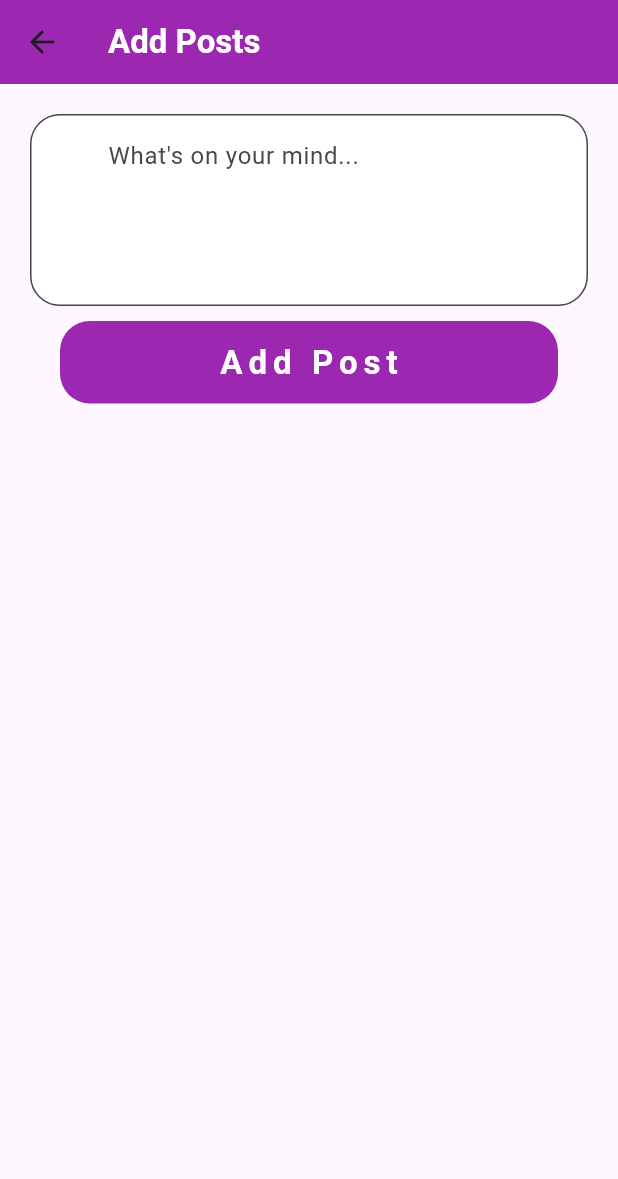
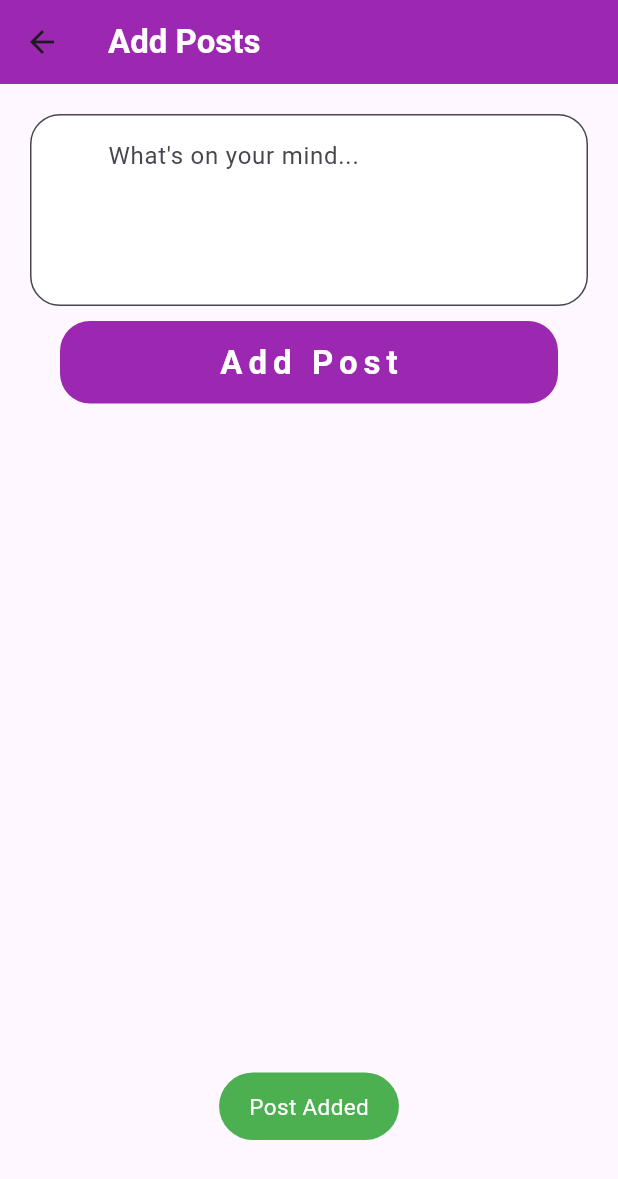
Before and after one commit to Mahin008/social_media_app, a Flutter app: the AddPosts screen opened directly, after a tap on "Add Post", on a phone screen of 412 x 824 dp. Shown: the top 1179 px of the screen. Run offline on Flutter 3.47's test engine with Material 3 defaults, Android fonts, the phone set to English and light mode, and no system bars; our stand-ins replace firebase_auth, firebase_core, firebase_database, toast; accounts and stored records are empty; network calls fail.

Commit message:
customized button, color can be choosen for button, added circular progress indicator

```diff
--- a/lib/components/custom_button.dart
+++ b/lib/components/custom_button.dart
@@ -3,7 +3,8 @@ class CustomButton extends StatelessWidget {
   String buttonTxt;
   void Function() onTap;
   Color? color;
-  CustomButton({super.key,required this.buttonTxt, required this.onTap, this.color});
+  bool isLoading;
+  CustomButton({super.key,required this.buttonTxt, required this.onTap, this.color, this.isLoading=false});
 
   @override
   Widget build(BuildContext context) {
@@ -17,8 +18,18 @@ class CustomButton extends StatelessWidget {
           borderRadius: BorderRadius.circular(20),
           color: color,
         ),
-        child: Center(child: Text(buttonTxt,style: TextStyle(fontSize: 22,fontWeight: FontWeight.bold,color: Colors.white,letterSpacing: 4),)),
-      ),
+        child: isLoading?SizedBox(
+          height:10,
+          width: 10,
+          child: CircularProgressIndicator(
+            color: Colors.white,
+            strokeWidth: 3,
+            padding: EdgeInsets.only(left: 120,right: 120,top: 8,bottom: 8),
+          ),
+        ):Center(child: Text(buttonTxt,style: TextStyle(fontSize: 22,fontWeight: FontWeight.bold,color: Colors.white,letterSpacing: 4,),))
+
+
+      )
     );
   }
 }
--- a/lib/pages/add_posts.dart
+++ b/lib/pages/add_posts.dart
@@ -1,9 +1,20 @@
 import 'package:flutter/material.dart';
 import 'package:social_media_app/components/custom_button.dart';
 import 'package:social_media_app/components/custom_text_field1.dart';
-class AddPosts extends StatelessWidget {
+import 'package:firebase_database/firebase_database.dart';
+import 'package:toast/toast.dart';
+class AddPosts extends StatefulWidget {
+
+  AddPosts({super.key});
+
+  @override
+  State<AddPosts> createState() => _AddPostsState();
+}
+
+class _AddPostsState extends State<AddPosts> {
   final postController = TextEditingController();
-  AddPosts({super.key});
+  bool isLoading = false;
+  DatabaseReference ref = FirebaseDatabase.instance.ref("Posts");
 
   @override
   Widget build(BuildContext context) {
@@ -21,7 +32,23 @@ class AddPosts extends StatelessWidget {
               linesNum: 4,
           ),
           SizedBox(height: 10,),
-          CustomButton(buttonTxt: "Add Post", onTap: (){},color: Colors.purple[500],)
+          CustomButton(
+            buttonTxt: "Add Post",
+            onTap: (){
+              ref.child('1').set(
+                {
+                  'post_message': postController.text.toString()
+                }
+              ).then((value){
+                Toast.show("Post Added",backgroundColor: Colors.green,textStyle: TextStyle(color: Colors.white,fontWeight: FontWeight.bold));
+                isLoading=false;
+              }).onError((error,stackTrack){
+                Toast.show(error.toString());
+                isLoading=false;
+              });
+            },
+            color: Colors.purple,
+          )
         ],
       ),
     );
--- a/pubspec.yaml
+++ b/pubspec.yaml
@@ -38,6 +38,7 @@ dependencies:
   firebase_auth: ^6.1.2
   cloud_firestore: ^6.1.0
   firebase_database: ^12.1.0
+  toast: ^0.3.0
 
 dev_dependencies:
   flutter_test:
```
Also changed, not shown: lib/pages/login_page.dart (+9 -5 lines), lib/pages/registration_page.dart (+13 -9 lines), pubspec.lock.
